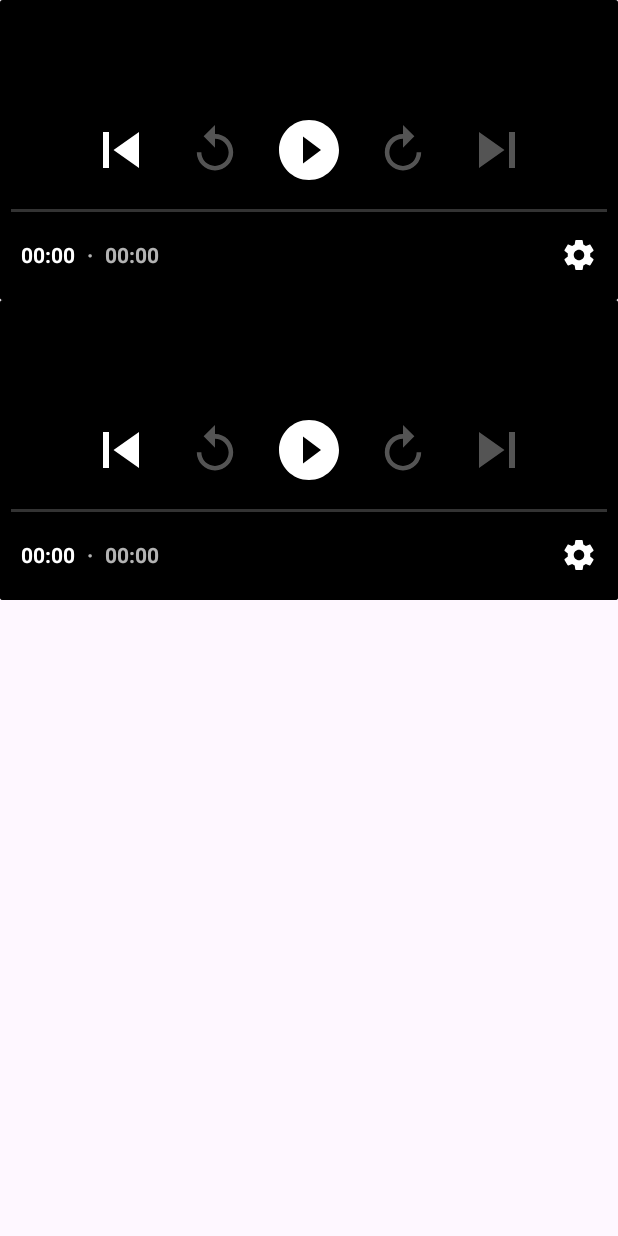
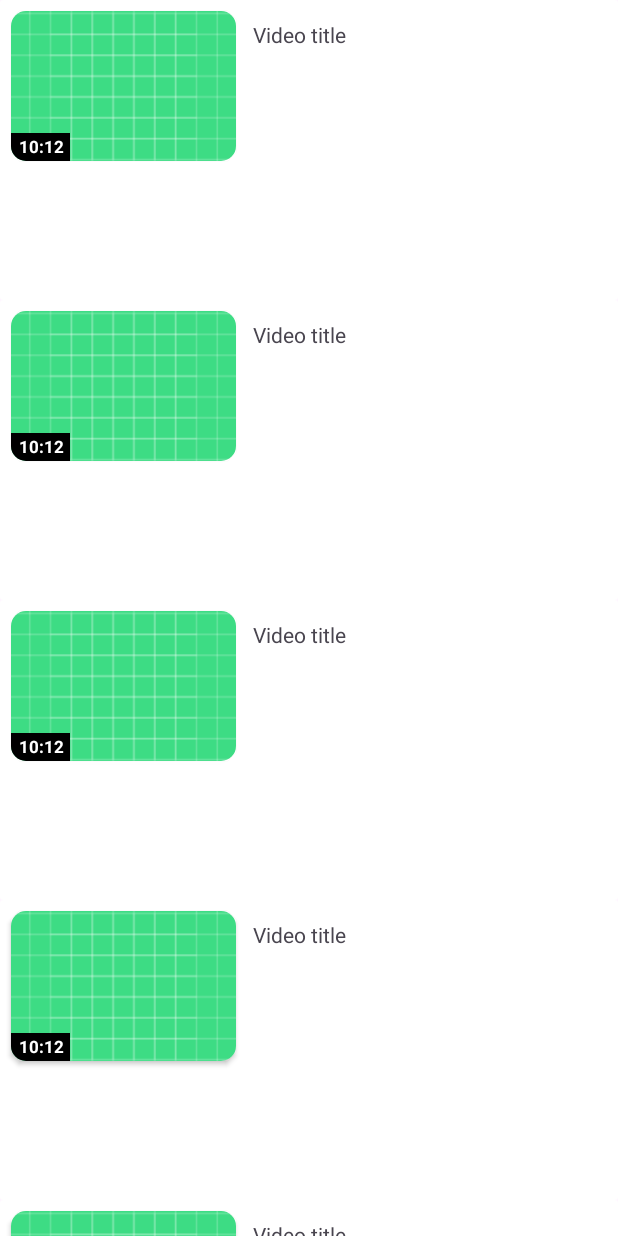
Before and after one commit to paramjeet198/DsTechworkAssessment, an Android app: the VideoTaskActivity screen opened directly, with no data from a screen before it, on a phone screen of 412 x 824 dp. Run offline under Robolectric (Android 15) with nearby library versions, the phone set to English and light mode, and no system bars; pictures from the network do not load; 4 statements that could not run were skipped.

Commit message:
Video task

```diff
--- a/app/build.gradle.kts
+++ b/app/build.gradle.kts
@@ -45,6 +45,7 @@ dependencies {
     implementation("androidx.media3:media3-exoplayer:1.2.1")
     implementation("androidx.media3:media3-exoplayer-dash:1.2.1")
     implementation("androidx.media3:media3-ui:1.2.1")
+    implementation ("com.github.bumptech.glide:glide:4.16.0")
 
 
 
--- a/app/src/main/AndroidManifest.xml
+++ b/app/src/main/AndroidManifest.xml
@@ -3,6 +3,8 @@
     xmlns:tools="http://schemas.android.com/tools">
 
     <uses-permission android:name="android.permission.INTERNET" />
+    <uses-permission android:name="android.permission.READ_EXTERNAL_STORAGE"/>
+    <uses-permission android:name="android.permission.READ_MEDIA_VIDEO"/>
 
     <application
         android:usesCleartextTraffic="true"
--- a/app/src/main/java/com/example/myapplication/videotask/VideoAdapter.java
+++ b/app/src/main/java/com/example/myapplication/videotask/VideoAdapter.java
@@ -1,18 +1,18 @@
 package com.example.myapplication.videotask;
 
+import android.annotation.SuppressLint;
 import android.content.Context;
+import android.net.Uri;
 import android.view.LayoutInflater;
 import android.view.ViewGroup;
 
 import androidx.annotation.NonNull;
 import androidx.media3.common.MediaItem;
-import androidx.media3.common.Player;
 import androidx.media3.exoplayer.ExoPlayer;
 import androidx.media3.ui.PlayerView;
 import androidx.recyclerview.widget.RecyclerView;
 
-import com.example.myapplication.apitask.model.User;
-import com.example.myapplication.databinding.UserItemBinding;
+import com.bumptech.glide.Glide;
 import com.example.myapplication.databinding.VideoItemBinding;
 import com.example.myapplication.videotask.model.Video;
 
@@ -44,13 +44,30 @@ public class VideoAdapter extends RecyclerView.Adapter<VideoAdapter.VideoViewHol
     @Override
     public void onBindViewHolder(@NonNull VideoViewHolder holder, int position) {
         Video item = videos.get(position);
-        holder.binding.videoTitle.setText(item.getTitle());
+        holder.binding.videoTitle.setText(item.getName());
+        holder.binding.videoDuration.setText(convertMillisToMinSec(item.getDuration()));
+        Glide.with(context)
+                .load(item.getThumbnail())
+                .into(holder.binding.thumbnail);
 
-        setupPlayer(item.getUrl(), context, holder.binding.playerview);
+
+
+//        setupPlayer(item.getUri(), context, holder.binding.playerview);
 
     }
 
-    void setupPlayer(String url, Context context, PlayerView playerView) {
+    @SuppressLint("DefaultLocale")
+    public static String convertMillisToMinSec(long millis) {
+        long seconds = millis / 1000;
+        long minutes = seconds / 60;
+        seconds %= 60;
+
+        String format = "%d:%02d";
+        return String.format(format, minutes, seconds);
+    }
+
+
+    void setupPlayer(Uri url, Context context, PlayerView playerView) {
         ExoPlayer player = new ExoPlayer.Builder(context).build();
         playerView.setPlayer(player);
         MediaItem mediaItem = MediaItem.fromUri(url);
@@ -68,13 +85,14 @@ public class VideoAdapter extends RecyclerView.Adapter<VideoAdapter.VideoViewHol
 
     @Override
     public void onViewRecycled(@NonNull VideoViewHolder holder) {
-
+//        releasePlayer(holder.binding.playerview);
         super.onViewRecycled(holder);
     }
 
     @Override
     public int getItemCount() {
-        return videos.size();
+//        return videos.size();
+        return 10;
     }
 
     public class VideoViewHolder extends RecyclerView.ViewHolder {
--- a/app/src/main/java/com/example/myapplication/videotask/VideoTaskActivity.java
+++ b/app/src/main/java/com/example/myapplication/videotask/VideoTaskActivity.java
@@ -1,20 +1,32 @@
 package com.example.myapplication.videotask;
 
 import androidx.appcompat.app.AppCompatActivity;
-import androidx.media3.common.MediaItem;
-import androidx.media3.exoplayer.ExoPlayer;
+import androidx.core.app.ActivityCompat;
 import androidx.recyclerview.widget.LinearLayoutManager;
 
+import android.Manifest;
+import android.content.ContentUris;
+import android.content.pm.PackageManager;
+import android.database.Cursor;
+import android.graphics.Bitmap;
+import android.net.Uri;
+import android.os.Build;
 import android.os.Bundle;
+import android.provider.MediaStore;
+import android.util.Log;
+import android.util.Size;
+import android.widget.Toast;
 
-import com.example.myapplication.R;
 import com.example.myapplication.databinding.ActivityVideoTaskBinding;
 import com.example.myapplication.videotask.model.Video;
 
+import java.io.IOException;
 import java.util.ArrayList;
 import java.util.List;
+import java.util.concurrent.TimeUnit;
 
 public class VideoTaskActivity extends AppCompatActivity {
+    public static final String TAG = "VideoTaskActivity";
 
     private ActivityVideoTaskBinding binding;
     String url1 = "http://commondatastorage.googleapis.com/gtv-videos-bucket/sample/ElephantsDream.mp4";
@@ -26,14 +38,96 @@ public class VideoTaskActivity extends AppCompatActivity {
         binding = ActivityVideoTaskBinding.inflate(getLayoutInflater());
         setContentView(binding.getRoot());
 
+        String[] permissions = new String[]{Manifest.permission.READ_MEDIA_VIDEO};
+        ActivityCompat.requestPermissions(this, permissions, 1);
+
         binding.recyclerView.setLayoutManager(new LinearLayoutManager(this, LinearLayoutManager.VERTICAL, false));
 
-        List<Video> videos = new ArrayList<>();
-        videos.add(new Video(url1,"URL 1"));
-        videos.add(new Video(url2,"URL 2"));
+//        List<VideoInfo> videoInfos = new ArrayList<>();
+//        videoInfos.add(new VideoInfo(url1, "URL 1"));
+//        videoInfos.add(new VideoInfo(url2, "URL 2"));
 
-        VideoAdapter adapter = new VideoAdapter(videos,this);
+        List<Video> videos = scanStorageForVideos();
+
+        Log.e(TAG, "videoInfos: " + videos.size());
+        VideoAdapter adapter = new VideoAdapter(videos, this);
         binding.recyclerView.setAdapter(adapter);
 
+
     }
+
+
+    @Override
+    public void onRequestPermissionsResult(int requestCode, String[] permissions, int[] grantResults) {
+        super.onRequestPermissionsResult(requestCode, permissions, grantResults);
+        if (requestCode == 1) {
+            if (grantResults.length > 0 && grantResults[0] == PackageManager.PERMISSION_GRANTED) {
+
+                scanStorageForVideos();
+            } else {
+                Toast.makeText(this, "Permission not granted", Toast.LENGTH_SHORT).show();
+            }
+        }
+    }
+
+
+    private List<Video> scanStorageForVideos() {
+        List<Video> videoList = new ArrayList<>();
+
+        Uri collection;
+        if (Build.VERSION.SDK_INT >= Build.VERSION_CODES.Q) {
+            collection = MediaStore.Video.Media.getContentUri(MediaStore.VOLUME_EXTERNAL);
+        } else {
+            collection = MediaStore.Video.Media.EXTERNAL_CONTENT_URI;
+        }
+
+        String[] projection = new String[]{
+                MediaStore.Video.Media._ID,
+                MediaStore.Video.Media.DISPLAY_NAME,
+                MediaStore.Video.Media.DURATION,
+                MediaStore.Video.Media.SIZE
+        };
+        String selection = MediaStore.Video.Media.DURATION + " >= ?";
+        String[] selectionArgs = new String[]{String.valueOf(TimeUnit.MILLISECONDS.convert(5, TimeUnit.MINUTES))
+        };
+        String sortOrder = MediaStore.Video.Media.DISPLAY_NAME + " ASC";
+
+        try (Cursor cursor = getApplicationContext().getContentResolver().query(
+                collection,
+                projection,
+                selection,
+                selectionArgs,
+                sortOrder
+        )) {
+            // Cache column indices.
+            int idColumn = cursor.getColumnIndexOrThrow(MediaStore.Video.Media._ID);
+            int nameColumn = cursor.getColumnIndexOrThrow(MediaStore.Video.Media.DISPLAY_NAME);
+            int durationColumn = cursor.getColumnIndexOrThrow(MediaStore.Video.Media.DURATION);
+            int sizeColumn = cursor.getColumnIndexOrThrow(MediaStore.Video.Media.SIZE);
+
+            while (cursor.moveToNext()) {
+                // Get values of columns for a given video.
+                long id = cursor.getLong(idColumn);
+                String name = cursor.getString(nameColumn);
+                int duration = cursor.getInt(durationColumn);
+                int size = cursor.getInt(sizeColumn);
+
+                Uri contentUri = ContentUris.withAppendedId(MediaStore.Video.Media.EXTERNAL_CONTENT_URI, id);
+
+                // Stores column values and the contentUri in a local object that represents the media file.
+                Bitmap thumbnail = null;
+                if (android.os.Build.VERSION.SDK_INT >= android.os.Build.VERSION_CODES.Q) {
+                    try {
+                        thumbnail = getApplicationContext().getContentResolver().loadThumbnail(contentUri, new Size(640, 480), null);
+                    } catch (IOException e) {
+                        Log.e(TAG, e.toString());
+                    }
+                }
+                videoList.add(new Video(contentUri, name, duration, size, thumbnail));
+            }
+        }
+
+        return videoList;
+    }
+
 }
--- a/app/src/main/res/layout/video_item.xml
+++ b/app/src/main/res/layout/video_item.xml
@@ -3,14 +3,15 @@
     xmlns:app="http://schemas.android.com/apk/res-auto"
     android:layout_width="match_parent"
     android:layout_height="200dp"
+    android:foreground="?selectableItemBackground"
     app:cardElevation="0dp">
 
     <LinearLayout
-        android:visibility="gone"
         android:layout_width="match_parent"
         android:layout_height="match_parent"
         android:orientation="horizontal"
-        android:padding="2dp">
+        android:padding="2dp"
+        android:visibility="visible">
 
         <androidx.cardview.widget.CardView
             android:layout_width="150dp"
@@ -54,8 +55,10 @@
             android:layout_width="wrap_content"
             android:layout_height="wrap_content"
             android:padding="6dp"
+            android:layout_marginTop="5dp"
             android:text="Video title"
-            android:textSize="12sp" />
+
+            android:textSize="14sp" />
 
 
     </LinearLayout>
@@ -63,6 +66,7 @@
     <androidx.media3.ui.PlayerView
         android:id="@+id/playerview"
         android:layout_width="match_parent"
-        android:layout_height="200dp"/>
+        android:layout_height="200dp"
+        android:visibility="gone" />
 
 </androidx.cardview.widget.CardView>
```
Also changed, not shown: app/src/main/java/com/example/myapplication/videotask/model/Video.java (+46 -13 lines).
